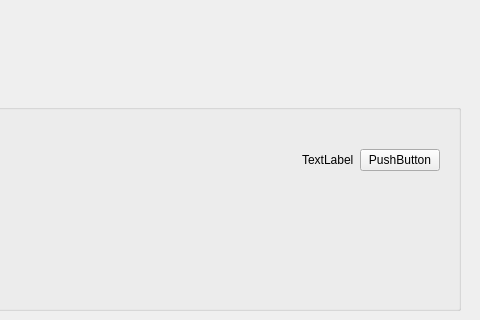
Above: Plugins/org.mitk.gui.qt.ARStrokeTreatment/src/internal/ARStrokeTreatmentControls.ui from NAMI-THU/MITK before the change; both pictures show x 180 to 660 and y 139 to 459 of the 660 by 690 pixel window. Below: the same form after it.
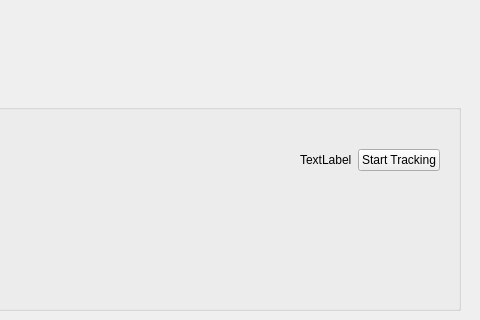
That is the form after the change. Custom widgets are drawn as their Qt base class.

Patch:
```diff
--- a/Plugins/org.mitk.gui.qt.ARStrokeTreatment/src/internal/ARStrokeTreatmentControls.ui
+++ b/Plugins/org.mitk.gui.qt.ARStrokeTreatment/src/internal/ARStrokeTreatmentControls.ui
@@ -105,7 +105,7 @@
          <item>
           <widget class="QPushButton" name="m_TrackingGrabber">
            <property name="text">
-            <string>PushButton</string>
+            <string>Start Tracking</string>
            </property>
           </widget>
          </item>
```
